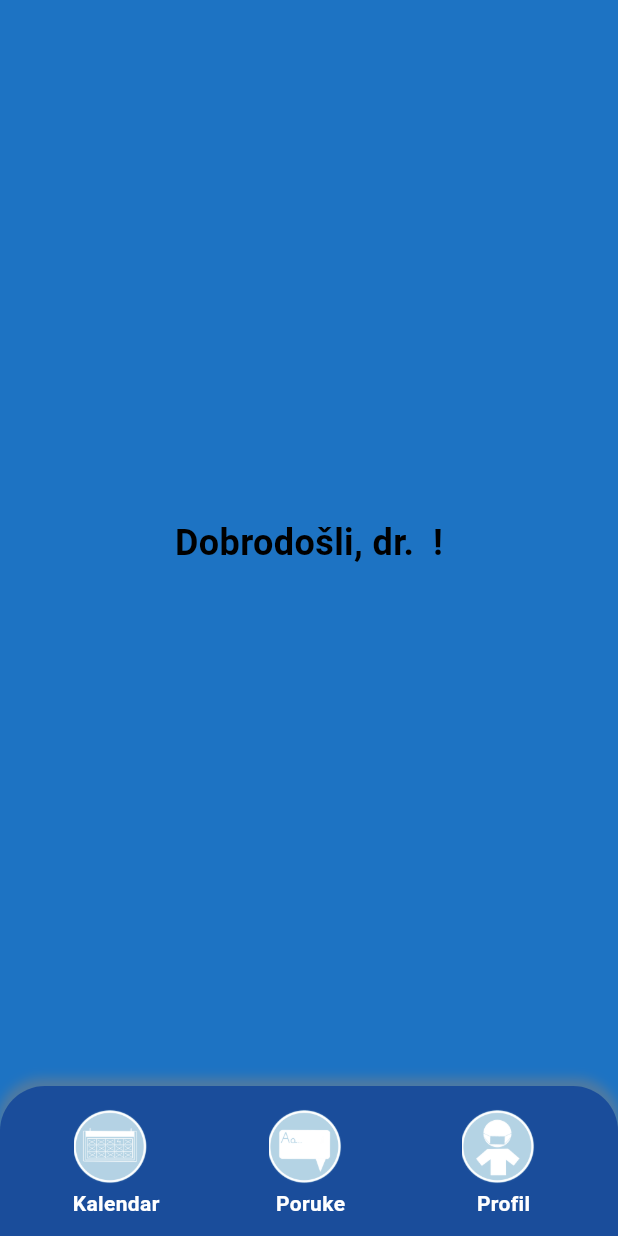
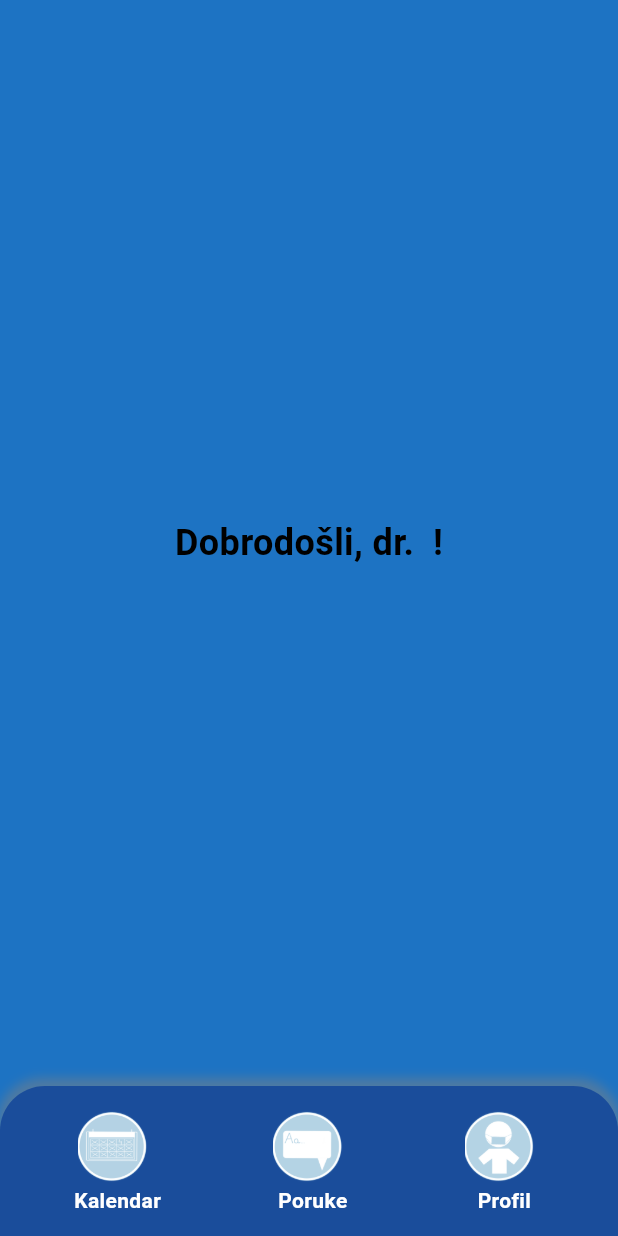
Before and after one commit to rtomic20/MedXpress, a Flutter app: the HomePageDoctor screen opened directly with empty values, on a phone screen of 412 x 824 dp. Run offline on Flutter 3.47's test engine with Material 3 defaults, Android fonts, the light colour scheme and no system bars; our stand-ins replace flutter_map, latlong2.

Commit message:
Za svaki slučaj

```diff
--- a/medxpress/lib/home_page_doctor.dart
+++ b/medxpress/lib/home_page_doctor.dart
@@ -93,8 +93,8 @@ class HomePageDoctor extends StatelessWidget {
           child: SizedBox(
             child: Image.asset(
               imagePath,
-              width: 56,
-              height: 56,
+              width: 53,
+              height: 53,
               fit: BoxFit.cover,
             ),
           ),
--- a/medxpress/lib/home_page_medical_nurse.dart
+++ b/medxpress/lib/home_page_medical_nurse.dart
@@ -110,8 +110,8 @@ class HomePageMedicalNurse extends StatelessWidget {
           child: SizedBox(
             child: Image.asset(
               imagePath,
-              width: 56,
-              height: 56,
+              width: 53,
+              height: 53,
               fit: BoxFit.cover,
             ),
           ),
```
Also changed, not shown: medxpress/lib/home_page_pacient.dart (+6 -6 lines).
